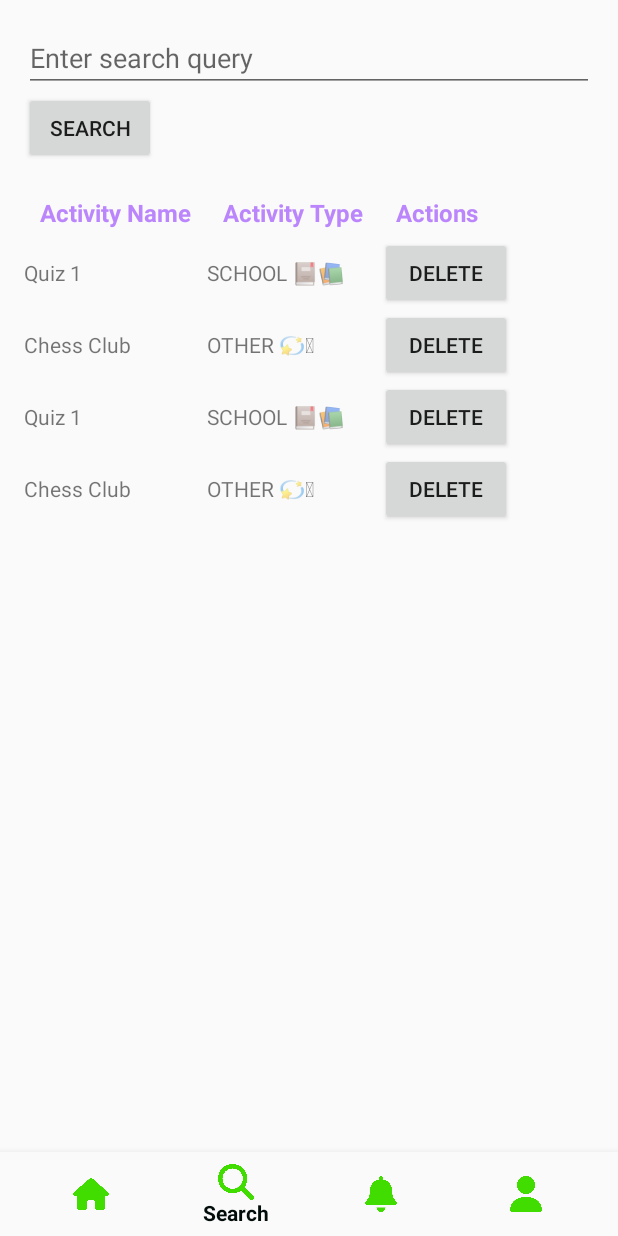
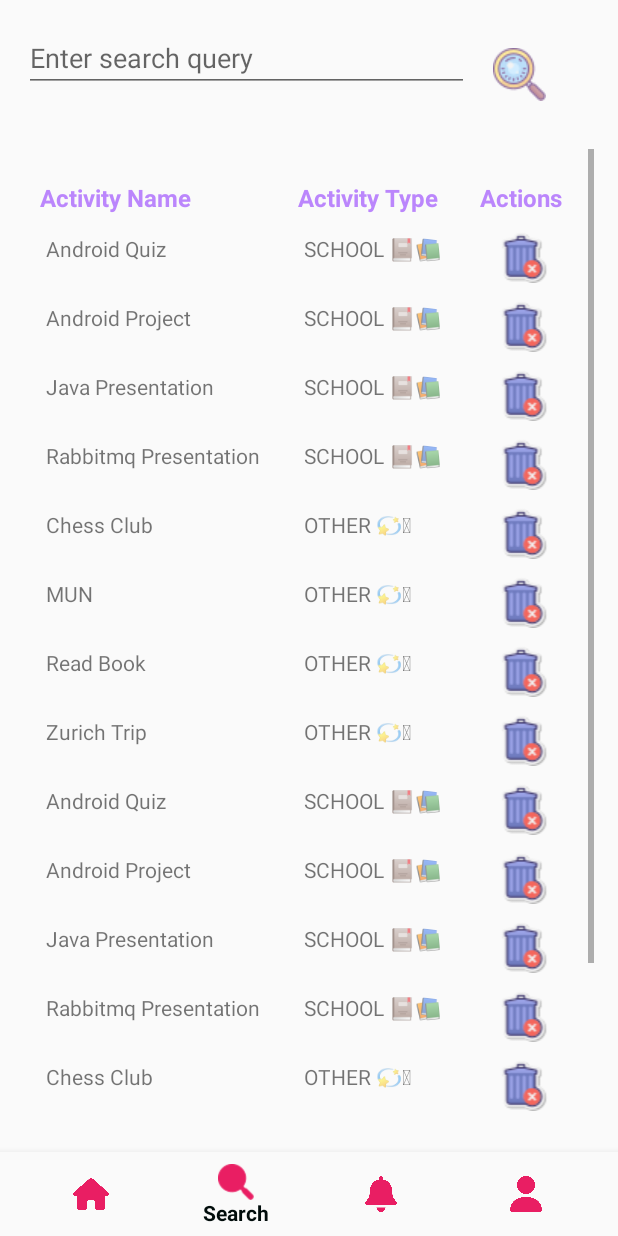
Before and after one commit to NimakamaliLassem/ScheduleWizard, an Android app built with Jetpack Compose: the screen it shows after launch (MainActivity), item 2 of the bottom bar chosen, on a phone screen of 412 x 824 dp. Run offline under Robolectric (Android 15) with nearby library versions, the phone set to English and light mode, and no system bars; libraries missing offline, so code that uses them is left out: com.amazonaws.auth, com.amazonaws.services.

Commit message:
delete and style fixes

```diff
--- a/app/src/main/java/ProfileFragment.java
+++ b/app/src/main/java/ProfileFragment.java
@@ -9,6 +9,7 @@ import android.view.MotionEvent;
 import android.view.View;
 import android.view.ViewGroup;
 import android.widget.Button;
+import android.widget.ImageView;
 
 import androidx.annotation.NonNull;
 import androidx.annotation.Nullable;
@@ -49,7 +50,7 @@ public class ProfileFragment extends Fragment implements GestureDetector.OnGestu
         recyclerView.setAdapter(adapter);
 
         // Set up Add Note button click listener
-        Button addNoteButton = view.findViewById(R.id.add_note_button);
+        ImageView addNoteButton = view.findViewById(R.id.add_note_button);
         addNoteButton.setOnClickListener(new View.OnClickListener() {
             @Override
             public void onClick(View v) {
--- a/app/src/main/java/SearchFragment.java
+++ b/app/src/main/java/SearchFragment.java
@@ -4,11 +4,13 @@ import android.database.sqlite.SQLiteDatabase;
 import android.graphics.Typeface;
 import android.os.Bundle;
 import android.text.TextUtils;
+import android.view.Gravity;
 import android.view.LayoutInflater;
 import android.view.View;
 import android.view.ViewGroup;
 import android.widget.Button;
 import android.widget.EditText;
+import android.widget.ImageView;
 import android.widget.TableLayout;
 import android.widget.TableRow;
 import android.widget.TextView;
@@ -29,7 +31,7 @@ import java.util.List;
 public class SearchFragment extends Fragment {
 
     private EditText searchEditText;
-    private Button searchButton;
+    private ImageView searchButton;
     private TableLayout activitiesTable;
 
     public String activityType;
@@ -44,7 +46,7 @@ public class SearchFragment extends Fragment {
         View view = inflater.inflate(R.layout.fragment_search, container, false);
 
         searchEditText = view.findViewById(R.id.search_edit_text);
-        searchButton = view.findViewById(R.id.search_button);
+        searchButton = view.findViewById(R.id.search_note_btn);
         activitiesTable = view.findViewById(R.id.activities_table);
 
         performSearch("");
@@ -98,7 +100,7 @@ public class SearchFragment extends Fragment {
             row.addView(typeTextView);
 
 
-            Button actionsButton = createActionsButton(activity);
+            ImageView actionsButton = createActionsImageView(activity);
             row.addView(actionsButton);
 
             activitiesTable.addView(row);
@@ -120,26 +122,27 @@ public class SearchFragment extends Fragment {
     private TextView createTableCell(String text) {
         TextView textView = new TextView(getActivity());
         TableRow.LayoutParams layoutParams = new TableRow.LayoutParams(TableRow.LayoutParams.WRAP_CONTENT, TableRow.LayoutParams.WRAP_CONTENT);
+        layoutParams.setMargins(22, 12, 22, 12); // Adjust the margin values as needed
         textView.setLayoutParams(layoutParams);
         textView.setText(text);
+        textView.setGravity(Gravity.START); // Align text at the start
         return textView;
     }
 
-    private Button createActionsButton(final SearchActivity activity) {
-        Button button = new Button(getActivity());
+
+    private ImageView createActionsImageView(final SearchActivity activity) {
+        ImageView imageView = new ImageView(getActivity());
         TableRow.LayoutParams layoutParams = new TableRow.LayoutParams(TableRow.LayoutParams.WRAP_CONTENT, TableRow.LayoutParams.WRAP_CONTENT);
-        button.setLayoutParams(layoutParams);
-        button.setText("Delete");
-        button.setOnClickListener(new View.OnClickListener() {
+        imageView.setLayoutParams(layoutParams);
+        imageView.setPadding(16, 8, 16, 8); // Adjust the padding values as needed
+        imageView.setImageResource(R.drawable.ic_delete); // Set the appropriate image resource
+        imageView.setOnClickListener(new View.OnClickListener() {
             @Override
             public void onClick(View v) {
-                // Handle the action button click (e.g., delete or update)
-                // You can use the activity object to perform the corresponding action
-                // For example, deleteActivity(activity) or updateActivity(activity)
-                Toast.makeText(getActivity(), "Delete button clicked for activity: " + activity.getName(), Toast.LENGTH_SHORT).show();
+                deleteActivityFromDatabase(activity);
             }
         });
-        return button;
+        return imageView;
     }
 
     private List<SearchActivity> retrieveSchoolActivitiesFromDatabase(String tableName, String searchText) {
@@ -200,4 +203,37 @@ public class SearchFragment extends Fragment {
         return activitiesList;
     }
 
+    private void deleteActivityFromDatabase(SearchActivity activity) {
+        if (activity.getActivityType().equals("SCHOOL 📕📚")) {
+            SchoolActivitiesDatabaseHelper schoolActivitiesDatabaseHelper = new SchoolActivitiesDatabaseHelper(requireContext());
+            SQLiteDatabase schoolDB = schoolActivitiesDatabaseHelper.getWritableDatabase();
+
+            String whereClause = "name = ?";
+            String[] whereArgs = {activity.getName()};
+
+            int rowsDeleted = schoolDB.delete(SchoolActivitiesDatabaseHelper.TABLE_SCHOOL_ACTIVITIES, whereClause, whereArgs);
+            schoolDB.close();
+
+            if (rowsDeleted > 0) {
+                Toast.makeText(getActivity(), "Activity deleted: " + activity.getName(), Toast.LENGTH_SHORT).show();
+                performSearch(""); // Refresh the search results after deletion
+            }
+        } else if (activity.getActivityType().equals("OTHER 💫🪄")) {
+            ExtracurricularActivitiesDatabaseHelper extracurricularActivitiesDatabaseHelper = new ExtracurricularActivitiesDatabaseHelper(requireContext());
+            SQLiteDatabase extraDB = extracurricularActivitiesDatabaseHelper.getWritableDatabase();
+
+            String whereClause = "activityName = ?";
+            String[] whereArgs = {activity.getName()};
+
+            int rowsDeleted = extraDB.delete(ExtracurricularActivitiesDatabaseHelper.TABLE_EXTRACURRICULAR_ACTIVITIES, whereClause, whereArgs);
+            extraDB.close();
+
+            if (rowsDeleted > 0) {
+                Toast.makeText(getActivity(), "Activity deleted: " + activity.getName(), Toast.LENGTH_SHORT).show();
+                performSearch(""); // Refresh the search results after deletion
+            }
+        }
+    }
+
+
 }
--- a/app/src/main/java/com/schedulewizard/MainActivity.kt
+++ b/app/src/main/java/com/schedulewizard/MainActivity.kt
@@ -9,7 +9,6 @@ import SearchFragment
 import android.media.MediaPlayer
 import android.os.Bundle
 import android.os.Handler
-import android.widget.Toast
 import androidx.appcompat.app.AppCompatActivity
 import androidx.fragment.app.Fragment
 import com.database.UserDatabaseHelper
@@ -33,19 +32,25 @@ class MainActivity : AppCompatActivity() {
     private fun testDatabaseOperations() {
         // Add a user
         val userId = userDbHelper.addUser("John", "Doe", "2nd Semester", "Class A")
-        Toast.makeText(this, "User added with ID: $userId", Toast.LENGTH_SHORT).show()
+        //Toast.makeText(this, "User added with ID: $userId", Toast.LENGTH_SHORT).show()
 
         // Add a school activity
-        val schoolActivityId = schoolActivitiesDbHelper.addActivity("Quiz 1", "2023-06-15", "Quiz", userId)
-        Toast.makeText(this, "School activity added with ID: $schoolActivityId", Toast.LENGTH_SHORT).show()
+        val sa1 = schoolActivitiesDbHelper.addActivity("Android Quiz", "2023-06-12", "Quiz", userId)
+        val sa2 = schoolActivitiesDbHelper.addActivity("Android Project", "2023-06-13", "Quiz", userId)
+        val sa3 = schoolActivitiesDbHelper.addActivity("Java Presentation", "2023-06-14", "Quiz", userId)
+        val sa4 = schoolActivitiesDbHelper.addActivity("Rabbitmq Presentation", "2023-06-15", "Quiz", userId)
+        //Toast.makeText(this, "School activity added with ID: $schoolActivityId", Toast.LENGTH_SHORT).show()
 
         // Add an extracurricular activity
-        val extracurricularActivityId = extracurricularActivitiesDbHelper.addActivity("Chess Club", "Weekly meetings", userId)
-        Toast.makeText(this, "Extracurricular activity added with ID: $extracurricularActivityId", Toast.LENGTH_SHORT).show()
+        val ea1 = extracurricularActivitiesDbHelper.addActivity("Chess Club", "Weekly meetings", userId)
+        val ea2 = extracurricularActivitiesDbHelper.addActivity("MUN", "Prepare Notes", userId)
+        val ea3 = extracurricularActivitiesDbHelper.addActivity("Read Book", "Get a new one! Ask-ı Memnu is finished...", userId)
+        val ea4 = extracurricularActivitiesDbHelper.addActivity("Zurich Trip", "Look up your plan", userId)
+        //Toast.makeText(this, "Extracurricular activity added with ID: $extracurricularActivityId", Toast.LENGTH_SHORT).show()
 
         // Retrieve activities for a user
         val userActivities = getUserActivities(userId)
-        Toast.makeText(this, "User Activities: $userActivities", Toast.LENGTH_SHORT).show()
+        //Toast.makeText(this, "User Activities: $userActivities", Toast.LENGTH_SHORT).show()
     }
 
     private fun getUserActivities(userId: Long): List<String> {
--- a/app/src/main/java/com/schedulewizard/NotesAdapter.kt
+++ b/app/src/main/java/com/schedulewizard/NotesAdapter.kt
@@ -8,7 +8,6 @@ import androidx.recyclerview.widget.RecyclerView
 import com.database.Note
 
 class NotesAdapter(private var notesList: List<Note>) : RecyclerView.Adapter<NotesAdapter.ViewHolder>() {
-
     override fun onCreateViewHolder(parent: ViewGroup, viewType: Int): ViewHolder {
         val view = LayoutInflater.from(parent.context).inflate(R.layout.item_note, parent, false)
         return ViewHolder(view)
@@ -37,6 +36,7 @@ class NotesAdapter(private var notesList: List<Note>) : RecyclerView.Adapter<Not
         }
     }
 
+
     inner class ViewHolder(itemView: View) : RecyclerView.ViewHolder(itemView) {
         val titleTextView: TextView = itemView.findViewById(R.id.title_text_view)
         val typeTextView: TextView = itemView.findViewById(R.id.type_text_view)
--- a/app/src/main/res/drawable/round_button_background.xml
+++ b/app/src/main/res/drawable/round_button_background.xml
@@ -1,5 +1,5 @@
 <shape xmlns:android="http://schemas.android.com/apk/res/android"
     android:shape="rectangle">
-    <solid android:color="#B66F6F" /> <!-- Replace with your desired background color -->
-    <corners android:radius="5dp" /> <!-- Adjust the radius to control the roundness of the button -->
+    <solid android:color="#A794C8" /> <!-- Replace with your desired background color -->
+    <corners android:radius="999dp" /> <!-- Adjust the radius to control the roundness of the button -->
 </shape>
--- a/app/src/main/res/layout/activity_main.xml
+++ b/app/src/main/res/layout/activity_main.xml
@@ -18,7 +18,7 @@
         android:layout_width="match_parent"
         android:layout_height="wrap_content"
         android:background="?android:attr/windowBackground"
-        app:itemIconTint="@color/bottom_nav_icon_color"
+        app:itemIconTint="#E91E63"
         app:itemTextColor="@color/bottom_nav_text_color"
         app:menu="@menu/bottom_navigation_menu"
         app:layout_constraintBottom_toBottomOf="parent" />
--- a/app/src/main/res/layout/fragment_search.xml
+++ b/app/src/main/res/layout/fragment_search.xml
@@ -4,17 +4,29 @@
     android:orientation="vertical"
     android:padding="16dp">
 
-    <EditText
-        android:id="@+id/search_edit_text"
+    <LinearLayout
         android:layout_width="match_parent"
         android:layout_height="wrap_content"
-        android:hint="@string/enter_search_query" />
+        android:orientation="horizontal">
 
-    <Button
-        android:id="@+id/search_button"
-        android:layout_width="wrap_content"
-        android:layout_height="wrap_content"
-        android:text="@string/search" />
+        <EditText
+            android:id="@+id/search_edit_text"
+            android:layout_width="0dp"
+            android:layout_height="wrap_content"
+            android:layout_weight="1"
+            android:hint="@string/enter_search_query" />
+
+        <ImageView
+            android:id="@+id/search_note_btn"
+            android:layout_width="wrap_content"
+            android:layout_height="wrap_content"
+            android:src="@drawable/ic_search"
+            android:padding="16dp"
+            android:layout_alignParentBottom="true"
+            android:layout_marginBottom="16dp"
+            android:layout_marginEnd="16dp" />
+
+    </LinearLayout>
 
     <ScrollView
         android:layout_width="match_parent"
@@ -33,13 +45,15 @@
                     android:layout_width="0dp"
                     android:layout_weight="1"
                     android:text="@string/activity_name"
-                    android:textStyle="bold" />
+                    android:textStyle="bold"
+                    android:layout_gravity="start"
+                    />
 
                 <TextView
                     android:layout_width="0dp"
                     android:layout_height="match_parent"
                     android:layout_weight="1"
-                    android:gravity="center_horizontal"
+                    android:layout_gravity="start"
                     android:text="@string/activity_type"
                     android:textStyle="bold" />
 
```
Also changed, not shown: app/src/main/java/com/database/NoteDatabaseHelper.kt (+9 -0 lines), app/src/main/java/com/database/SchoolActivitiesDatabaseHelper.kt (+9 -2 lines), app/src/main/res/layout/fragment_profile.xml (+17 -14 lines), app/src/main/res/layout/item_note.xml (+6 -3 lines), app/src/main/res/drawable/ic_add.png (added), app/src/main/res/drawable/ic_delete.png (added), app/src/main/res/drawable/ic_search.png.
